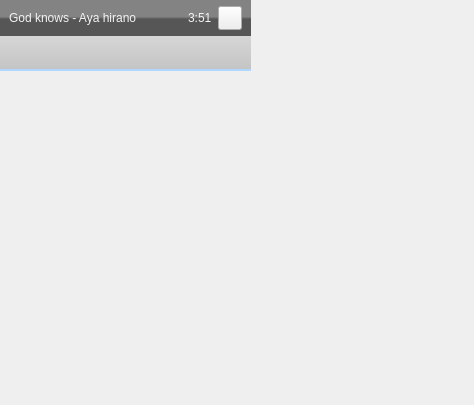
Old version of the form src/ui/widgets/PlaylistAudioItemWidget.ui in the repository sandsmark/playbak.
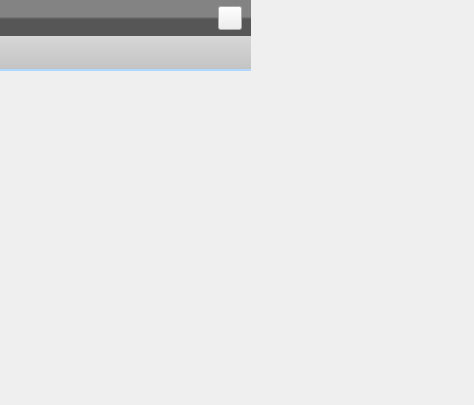
New version of the form.

```diff
--- a/src/ui/widgets/PlaylistAudioItemWidget.ui
+++ b/src/ui/widgets/PlaylistAudioItemWidget.ui
@@ -82,7 +82,7 @@
             </sizepolicy>
            </property>
            <property name="text">
-            <string>God knows - Aya hirano</string>
+            <string/>
            </property>
           </widget>
          </item>
@@ -95,7 +95,7 @@
             </sizepolicy>
            </property>
            <property name="text">
-            <string>3:51</string>
+            <string/>
            </property>
           </widget>
          </item>
```
